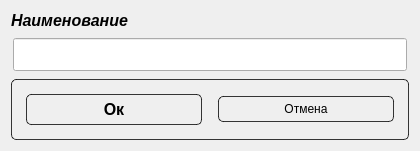
Old version of the form forms/Form_AddName.ui in the repository LeonSoftLab/PartsWarehouse.
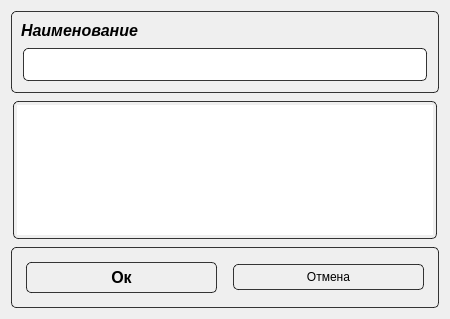
New version of the form.

What changed in the file:
```diff
--- a/forms/Form_AddName.ui
+++ b/forms/Form_AddName.ui
@@ -6,13 +6,21 @@
    <rect>
     <x>0</x>
     <y>0</y>
-    <width>420</width>
-    <height>144</height>
+    <width>450</width>
+    <height>319</height>
    </rect>
   </property>
   <property name="windowTitle">
    <string>Dialog</string>
   </property>
+  <layout class="QVBoxLayout" name="verticalLayout_2">
+   <item>
+    <widget class="QFrame" name="frame2">
+     <property name="styleSheet">
+      <string notr="true">color: black;
+border: 1px solid rgba(0, 0, 0, 200);
+border-radius : 5px;</string>
+     </property>
   <layout class="QVBoxLayout" name="verticalLayout">
    <item>
     <widget class="QLabel" name="label_name">
@@ -44,6 +52,22 @@
 font-size: 14pt;
 margin: 2px;
 padding: 3px;</string>
+        </property>
+       </widget>
+      </item>
+     </layout>
+    </widget>
+   </item>
+   <item>
+    <widget class="QPlainTextEdit" name="edit_note">
+     <property name="styleSheet">
+      <string notr="true">color: black;
+font-family: &quot;Arial&quot;;
+font-size: 14pt;
+margin: 2px;
+padding: 3px;
+border: 1px solid rgba(0, 0, 0, 200);
+border-radius : 5px;</string>
      </property>
     </widget>
    </item>
```
Lines whose indentation alone changed are shown as unchanged.
